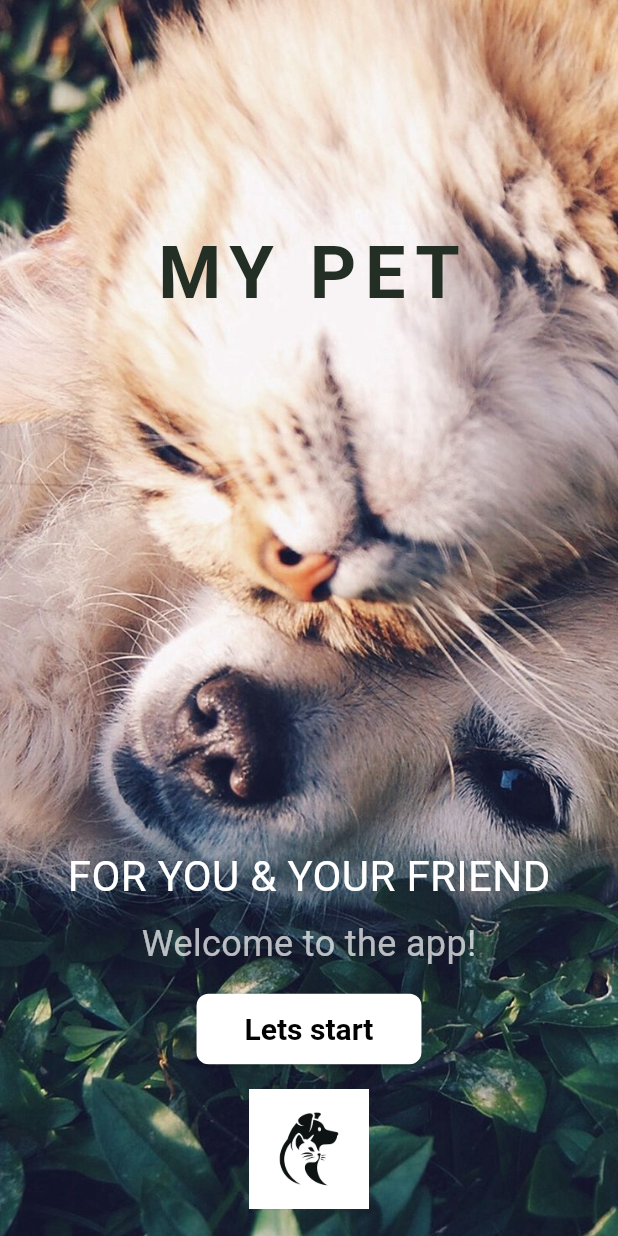
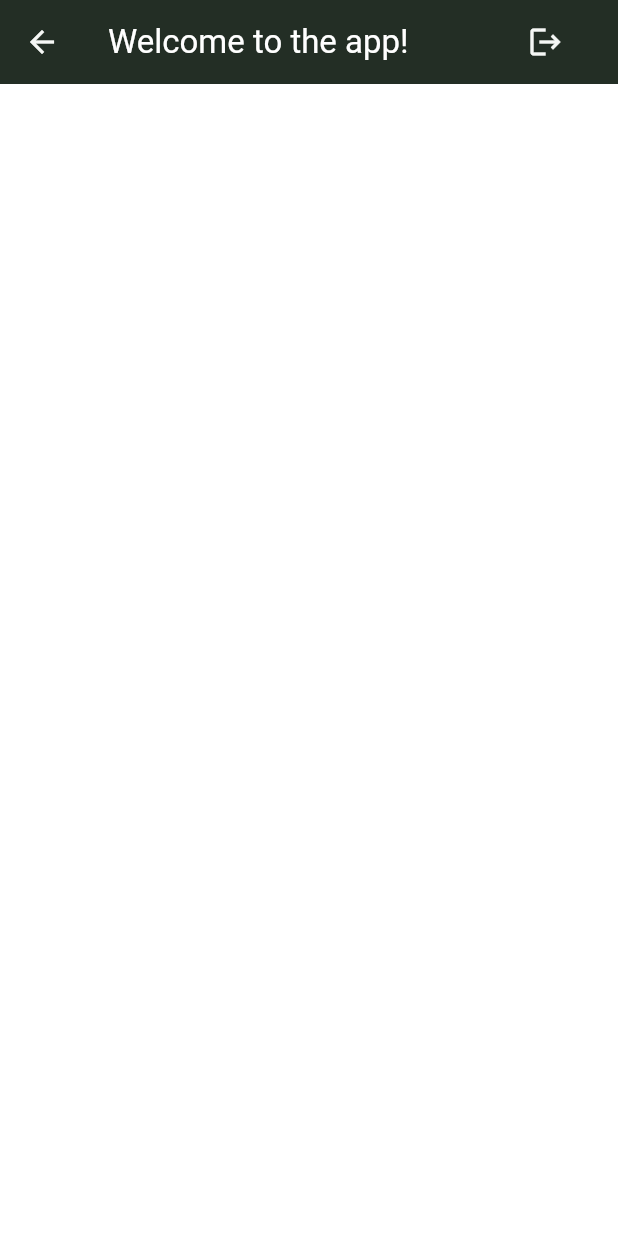
Before and after one commit to PetarJovanovic996/my_pet, a Flutter app: the screen it shows after launch, after a tap on "Lets start", on a phone screen of 412 x 824 dp. Run offline on Flutter 3.47's test engine with Material 3 defaults, Android fonts, the phone set to English and light mode, and no system bars; our stand-ins replace firebase_core, flutter_bloc; accounts and stored records are empty.

Commit message:
Lets Start Screen set-up

```diff
--- a/lib/core/routes.dart
+++ b/lib/core/routes.dart
@@ -1,8 +1,11 @@
 import 'package:flutter/material.dart';
-import 'package:my_pet/presentations/screens/welcome_view_screen.dart';
+import 'package:my_pet/presentations/screens/onboarding/lets_start_screen.dart';
+import 'package:my_pet/presentations/screens/onboarding/welcome_view_screen.dart';
 
 class Routes {
-  static const String welcomeViewScreen = 'welcome-view';
+  static const String welcomeViewScreen = 'welcome-view-screen';
+  static const String letsStartScreen = 'lets-start-screen';
+
   static const String logInScreen = 'logIn-screen';
   static const String registerScreen = 'register-screen';
   static const String onboardingScreen = 'onboarding-screen';
@@ -16,6 +19,8 @@ class MyRouter {
       builder: (BuildContext context) {
         return switch (routeSettings.name) {
           (Routes.welcomeViewScreen) => const WelcomeViewScreen(),
+          (Routes.letsStartScreen) => const LetsStartScreen(),
+
           //   (Routes.logInScreen) => const LogInScreen(),
           // (Routes.registerScreen) => const RegisterScreen(),
           // (Routes.onboardingScreen) => const OnboardingScreen(),
--- a/lib/l10n/app_en.arb
+++ b/lib/l10n/app_en.arb
@@ -9,6 +9,7 @@
    "appName": "MY PET",
   "@appName": {},
    "welcomeViewMessage": "FOR YOU & YOUR FRIEND",
-  "@welcomeViewMessage": {}
-
+  "@welcomeViewMessage": {},
+  "singInORregister": "Register / Sing In",
+  "@singInORregister": {}
 }
--- a/lib/l10n/app_sr.arb
+++ b/lib/l10n/app_sr.arb
@@ -9,6 +9,7 @@
     "appName": "MY PET",
   "@appName": {},
    "welcomeViewMessage": "ZA VAS I VASEG PRIJATELJA",
-  "@welcomeViewMessage": {}
-
+  "@welcomeViewMessage": {},
+    "singInORregister": "Registruj se / Prijavi se",
+  "@singInORregister": {}
 }
--- /dev/null
+++ b/lib/presentations/screens/onboarding/lets_start_screen.dart
@@ -0,0 +1,17 @@
+import 'package:flutter/material.dart';
+import 'package:my_pet/presentations/widgets/main_app_bar.dart';
+import 'package:my_pet/l10n/app_localizations.dart';
+
+class LetsStartScreen extends StatelessWidget {
+  const LetsStartScreen({super.key});
+
+  @override
+  Widget build(BuildContext context) {
+    return Scaffold(
+      appBar: MainAppBar(
+        title: AppLocalizations.of(context)!.welcome,
+        showSignOut: false,
+      ),
+    );
+  }
+}
--- a/lib/presentations/screens/welcome_view_screen.dart
+++ b/lib/presentations/screens/onboarding/welcome_view_screen.dart
@@ -1,6 +1,6 @@
 import 'package:flutter/material.dart';
+import 'package:my_pet/core/routes.dart';
 import 'package:my_pet/l10n/app_localizations.dart';
-import 'package:my_pet/presentations/widgets/main_app_bar.dart';
 
 class WelcomeViewScreen extends StatelessWidget {
   const WelcomeViewScreen({super.key});
@@ -51,7 +51,9 @@ class WelcomeViewScreen extends StatelessWidget {
                   ),
                   SizedBox(height: 16),
                   ElevatedButton(
-                    onPressed: () {},
+                    onPressed: () {
+                      Navigator.of(context).pushNamed(Routes.letsStartScreen);
+                    },
                     style: ElevatedButton.styleFrom(
                       backgroundColor: Colors.white,
                       padding: EdgeInsets.symmetric(
```
